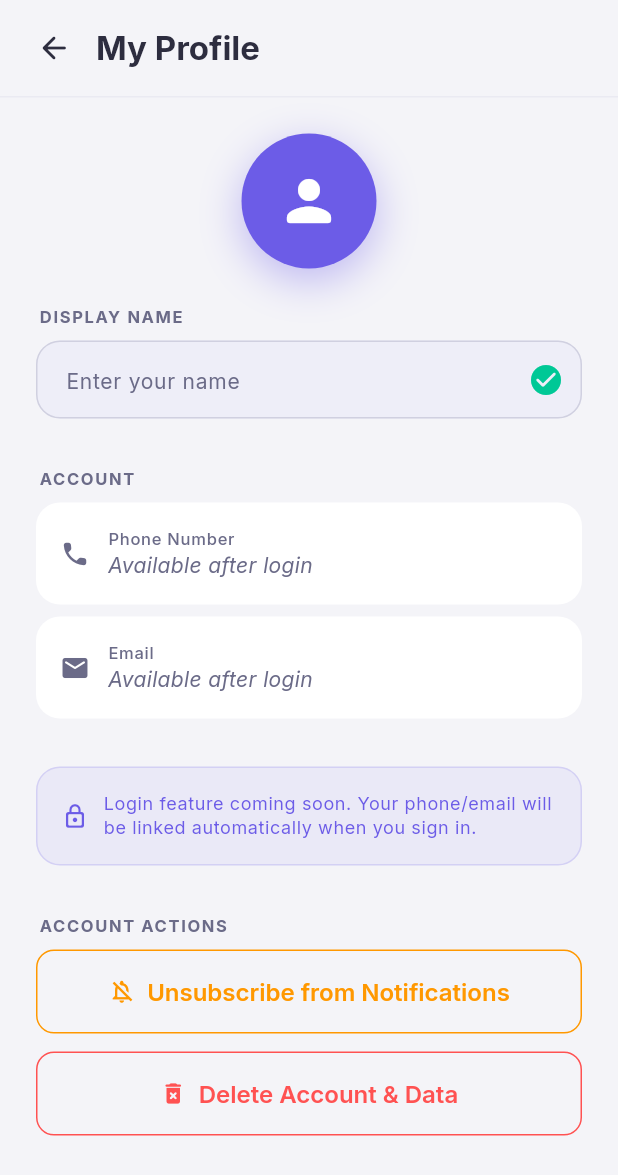
After one commit to TheObsidianEye-ARIF-FOYSAL/Medremind_v2, a Flutter app: the ProfileScreen screen opened directly, on a phone screen of 412 x 824 dp. The commit adds this screen. Shown: the top 1175 px of the screen. Run offline on Flutter 3.47's test engine with Material 3 defaults, Android fonts, the phone set to English and light mode, and no system bars; our stand-ins replace flutter_local_notifications, flutter_riverpod, go_router, google_fonts, permission_handler, shared_preferences and 1 more; missing offline and left inert: alarm; accounts and stored records are empty; statements that could not run were skipped.

Commit message:
modification 10

```diff
--- a/lib/core/repositories/dose_group_repository.dart
+++ b/lib/core/repositories/dose_group_repository.dart
@@ -85,6 +85,13 @@ class DoseGroupRepository {
     _notify();
   }
 
+  Future<void> setActive(String id, bool active) async {
+    final db = await _db.database;
+    await db.update('dose_groups', {'is_active': active ? 1 : 0},
+        where: 'id = ?', whereArgs: [id]);
+    _notify();
+  }
+
   Future<void> delete(String id) async {
     final db = await _db.database;
     await db.delete('dose_groups', where: 'id = ?', whereArgs: [id]);
--- /dev/null
+++ b/lib/features/settings/presentation/screens/profile_screen.dart
@@ -0,0 +1,331 @@
+import 'package:flutter/material.dart';
+import 'package:flutter_riverpod/flutter_riverpod.dart';
+
+import '../../../../core/theme/theme_constants.dart';
+import 'settings_screen.dart';
+
+class ProfileScreen extends ConsumerStatefulWidget {
+  const ProfileScreen({super.key});
+
+  @override
+  ConsumerState<ProfileScreen> createState() => _ProfileScreenState();
+}
+
+class _ProfileScreenState extends ConsumerState<ProfileScreen> {
+  late final TextEditingController _nameCtrl;
+
+  @override
+  void initState() {
+    super.initState();
+    _nameCtrl = TextEditingController(text: ref.read(userNameProvider));
+  }
+
+  @override
+  void dispose() {
+    _nameCtrl.dispose();
+    super.dispose();
+  }
+
+  @override
+  Widget build(BuildContext context) {
+    final theme = Theme.of(context);
+    final isDark = theme.brightness == Brightness.dark;
+    final primary = theme.colorScheme.primary;
+    final name = ref.watch(userNameProvider);
+    final hasName = name.isNotEmpty;
+
+    return Scaffold(
+      body: SafeArea(
+        child: Column(
+          children: [
+            // ── App bar ───────────────────────────────────────────────────────
+            Container(
+              padding: const EdgeInsets.symmetric(
+                  horizontal: AppSizes.paddingMd, vertical: 12),
+              decoration: BoxDecoration(
+                border: Border(
+                  bottom: BorderSide(
+                    color: isDark
+                        ? DarkColors.outlineVariant
+                        : LightColors.outlineVariant,
+                  ),
+                ),
+              ),
+              child: Row(children: [
+                IconButton(
+                  icon: const Icon(Icons.arrow_back_rounded),
+                  onPressed: () => Navigator.of(context).pop(),
+                  visualDensity: VisualDensity.compact,
+                ),
+                const SizedBox(width: 8),
+                Expanded(
+                  child: Text('My Profile',
+                      style: theme.textTheme.titleLarge
+                          ?.copyWith(fontWeight: FontWeight.w700)),
+                ),
+              ]),
+            ),
+
+            Expanded(
+              child: ListView(
+                padding: const EdgeInsets.all(AppSizes.paddingLg),
+                children: [
+                  // ── Avatar ──────────────────────────────────────────────────
+                  Center(
+                    child: Container(
+                      width: 90,
+                      height: 90,
+                      decoration: BoxDecoration(
+                        color: primary,
+                        shape: BoxShape.circle,
+                        boxShadow: [
+                          BoxShadow(
+                            color: primary.withValues(alpha: 0.4),
+                            blurRadius: 24,
+                            offset: const Offset(0, 8),
+                          ),
+                        ],
+                      ),
+                      child: hasName
+                          ? Center(
+                              child: Text(
+                                name[0].toUpperCase(),
+                                style: theme.textTheme.displaySmall?.copyWith(
+                                  color: Colors.white,
+                                  fontWeight: FontWeight.w800,
+                                ),
+                              ),
+                            )
+                          : const Icon(Icons.person_rounded,
+                              color: Colors.white, size: 44),
+                    ),
+                  ),
+
+                  const SizedBox(height: AppSizes.paddingLg),
+
+                  // ── Name field ──────────────────────────────────────────────
+                  _SectionLabel('Display Name'),
+                  const SizedBox(height: 8),
+                  TextField(
+                    controller: _nameCtrl,
+                    textCapitalization: TextCapitalization.words,
+                    decoration: InputDecoration(
+                      hintText: 'Enter your name',
+                      suffixIcon: IconButton(
+                        icon: const Icon(Icons.check_circle_rounded,
+                            color: TagColors.taken),
+                        onPressed: _saveName,
+                        tooltip: 'Save',
+                      ),
+                    ),
+                    onSubmitted: (_) => _saveName(),
+                  ),
+
+                  const SizedBox(height: AppSizes.paddingXl),
+
+                  // ── Account info ────────────────────────────────────────────
+                  _SectionLabel('Account'),
+                  const SizedBox(height: 8),
+                  _InfoTile(
+                    icon: Icons.phone_rounded,
+                    label: 'Phone Number',
+                    value: 'Available after login',
+                    isDark: isDark,
+                    muted: true,
+                  ),
+                  const SizedBox(height: AppSizes.paddingSm),
+                  _InfoTile(
+                    icon: Icons.email_rounded,
+                    label: 'Email',
+                    value: 'Available after login',
+                    isDark: isDark,
+                    muted: true,
+                  ),
+
+                  const SizedBox(height: AppSizes.paddingXl),
+
+                  // ── Login notice ────────────────────────────────────────────
+                  Container(
+                    padding: const EdgeInsets.all(AppSizes.paddingMd),
+                    decoration: BoxDecoration(
+                      color: primary.withValues(alpha: 0.07),
+                      borderRadius:
+                          BorderRadius.circular(AppSizes.radiusLg),
+                      border:
+                          Border.all(color: primary.withValues(alpha: 0.18)),
+                    ),
+                    child: Row(children: [
+                      Icon(Icons.lock_outline_rounded,
+                          size: 18, color: primary),
+                      const SizedBox(width: 10),
+                      Expanded(
+                        child: Text(
+                          'Login feature coming soon. Your phone/email will be linked automatically when you sign in.',
+                          style: theme.textTheme.bodySmall
+                              ?.copyWith(color: primary),
+                        ),
+                      ),
+                    ]),
+                  ),
+
+                  const SizedBox(height: AppSizes.paddingXl),
+
+                  // ── Danger zone ─────────────────────────────────────────────
+                  _SectionLabel('Account Actions'),
+                  const SizedBox(height: 8),
+                  OutlinedButton.icon(
+                    onPressed: _confirmUnsubscribe,
+                    icon: const Icon(Icons.notifications_off_outlined,
+                        color: Colors.orange),
+                    label: const Text('Unsubscribe from Notifications',
+                        style: TextStyle(color: Colors.orange)),
+                    style: OutlinedButton.styleFrom(
+                      side: const BorderSide(color: Colors.orange),
+                      padding: const EdgeInsets.symmetric(
+                          vertical: 14, horizontal: 16),
+                      shape: RoundedRectangleBorder(
+                          borderRadius:
+                              BorderRadius.circular(AppSizes.radiusMd)),
+                    ),
+                  ),
+                  const SizedBox(height: 12),
+                  OutlinedButton.icon(
+                    onPressed: _confirmDeleteAccount,
+                    icon: const Icon(Icons.delete_forever_rounded,
+                        color: Colors.redAccent),
+                    label: const Text('Delete Account & Data',
+                        style: TextStyle(color: Colors.redAccent)),
+                    style: OutlinedButton.styleFrom(
+                      side: const BorderSide(color: Colors.redAccent),
+                      padding: const EdgeInsets.symmetric(
+                          vertical: 14, horizontal: 16),
+                      shape: RoundedRectangleBorder(
+                          borderRadius:
+                              BorderRadius.circular(AppSizes.radiusMd)),
+                    ),
+                  ),
+                ],
+              ),
+            ),
+          ],
+        ),
+      ),
+    );
+  }
+
+  Future<void> _saveName() async {
+    final name = _nameCtrl.text.trim();
+    await ref.read(userNameProvider.notifier).set(name);
+    if (mounted) {
+      ScaffoldMessenger.of(context).showSnackBar(
+        const SnackBar(content: Text('Name saved!')),
+      );
+    }
+  }
+
+  Future<void> _confirmUnsubscribe() async {
+    await showDialog(
+      context: context,
+      builder: (ctx) => AlertDialog(
+        title: const Text('Unsubscribe'),
+        content: const Text(
+            'This will disable all medicine reminders and notifications.'),
+        actions: [
+          TextButton(
+              onPressed: () => Navigator.pop(ctx),
+              child: const Text('Cancel')),
+          TextButton(
+              onPressed: () => Navigator.pop(ctx),
+              child: const Text('Coming soon',
+                  style: TextStyle(color: Colors.grey))),
+        ],
+      ),
+    );
+  }
+
+  Future<void> _confirmDeleteAccount() async {
+    await showDialog(
+      context: context,
+      builder: (ctx) => AlertDialog(
+        title: const Text('Delete Account'),
+        content: const Text(
+            'Account deletion will be available once login is enabled.'),
+        actions: [
+          TextButton(
+              onPressed: () => Navigator.pop(ctx),
+              child: const Text('OK')),
+        ],
+      ),
+    );
+  }
+}
+
+class _SectionLabel extends StatelessWidget {
+  final String text;
+  const _SectionLabel(this.text);
+
+  @override
+  Widget build(BuildContext context) => Padding(
+        padding: const EdgeInsets.only(left: 2),
+        child: Text(
+          text.toUpperCase(),
+          style: Theme.of(context).textTheme.labelSmall?.copyWith(
+                letterSpacing: 1.1,
+                fontWeight: FontWeight.w700,
+                color: Theme.of(context).colorScheme.onSurfaceVariant,
+              ),
+        ),
+      );
+}
+
+class _InfoTile extends StatelessWidget {
+  final IconData icon;
+  final String label;
+  final String value;
+  final bool isDark;
+  final bool muted;
+  const _InfoTile({
+    required this.icon,
+    required this.label,
+    required this.value,
+    required this.isDark,
+    this.muted = false,
+  });
+
+  @override
+  Widget build(BuildContext context) {
+    final theme = Theme.of(context);
+    return Container(
+      padding: const EdgeInsets.all(AppSizes.paddingMd),
+      decoration: BoxDecoration(
+        color: isDark ? DarkColors.surface : LightColors.surface,
+        borderRadius: BorderRadius.circular(AppSizes.radiusLg),
+      ),
+      child: Row(children: [
+        Icon(icon,
+            size: 20,
+            color: muted
+                ? theme.colorScheme.onSurfaceVariant
+                : theme.colorScheme.primary),
+        const SizedBox(width: 12),
+        Expanded(
+          child: Column(
+            crossAxisAlignment: CrossAxisAlignment.start,
+            children: [
+              Text(label,
+                  style: theme.textTheme.labelSmall?.copyWith(
+                      color: theme.colorScheme.onSurfaceVariant)),
+              Text(value,
+                  style: theme.textTheme.bodyMedium?.copyWith(
+                    color: muted
+                        ? theme.colorScheme.onSurfaceVariant
+                        : null,
+                    fontStyle: muted ? FontStyle.italic : null,
+                  )),
+            ],
+          ),
+        ),
+      ]),
+    );
+  }
+}
--- a/lib/features/settings/presentation/screens/settings_screen.dart
+++ b/lib/features/settings/presentation/screens/settings_screen.dart
@@ -257,7 +257,8 @@ class _ProfileCard extends ConsumerWidget {
     final hasName = name.isNotEmpty;
 
     return GestureDetector(
-      onTap: () => _editName(context, ref, name),
+      onTap: () => Navigator.of(context)
+          .push(MaterialPageRoute(builder: (_) => const ProfileScreen())),
       child: Container(
         padding: const EdgeInsets.all(AppSizes.paddingMd),
         decoration: BoxDecoration(
@@ -323,7 +324,7 @@ class _ProfileCard extends ConsumerWidget {
               ],
             ),
           ),
-          Icon(Icons.edit_rounded, size: 18, color: onSurfaceVariant),
+          Icon(Icons.arrow_forward_ios_rounded, size: 16, color: onSurfaceVariant),
         ]),
       ),
     );
```
